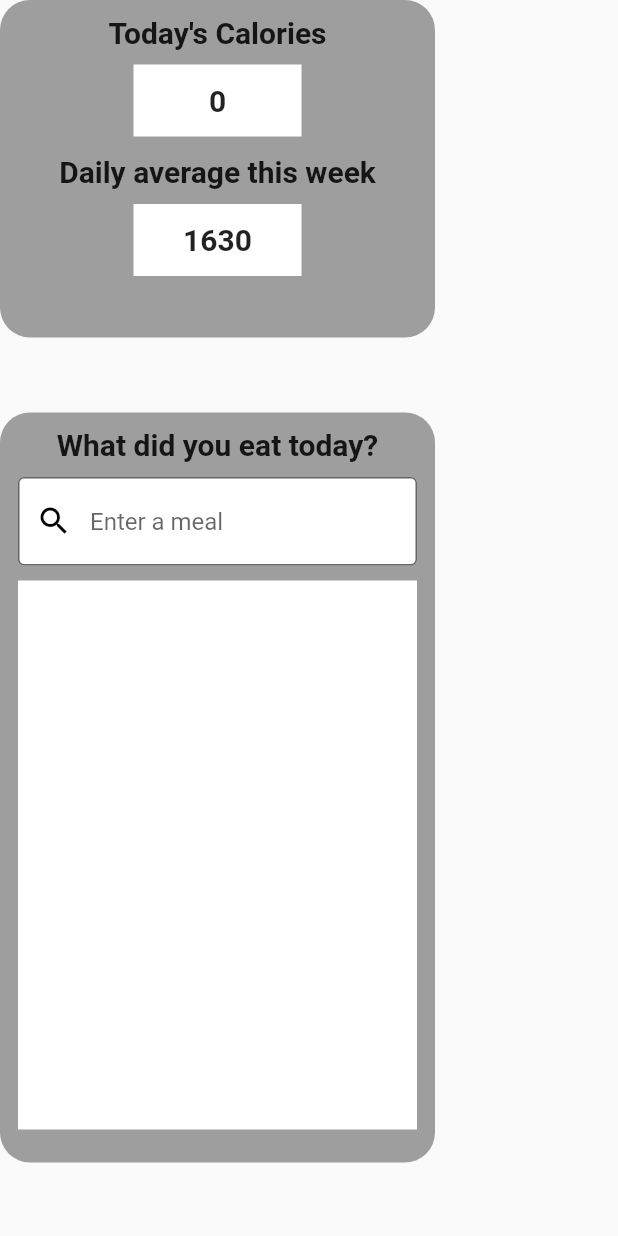
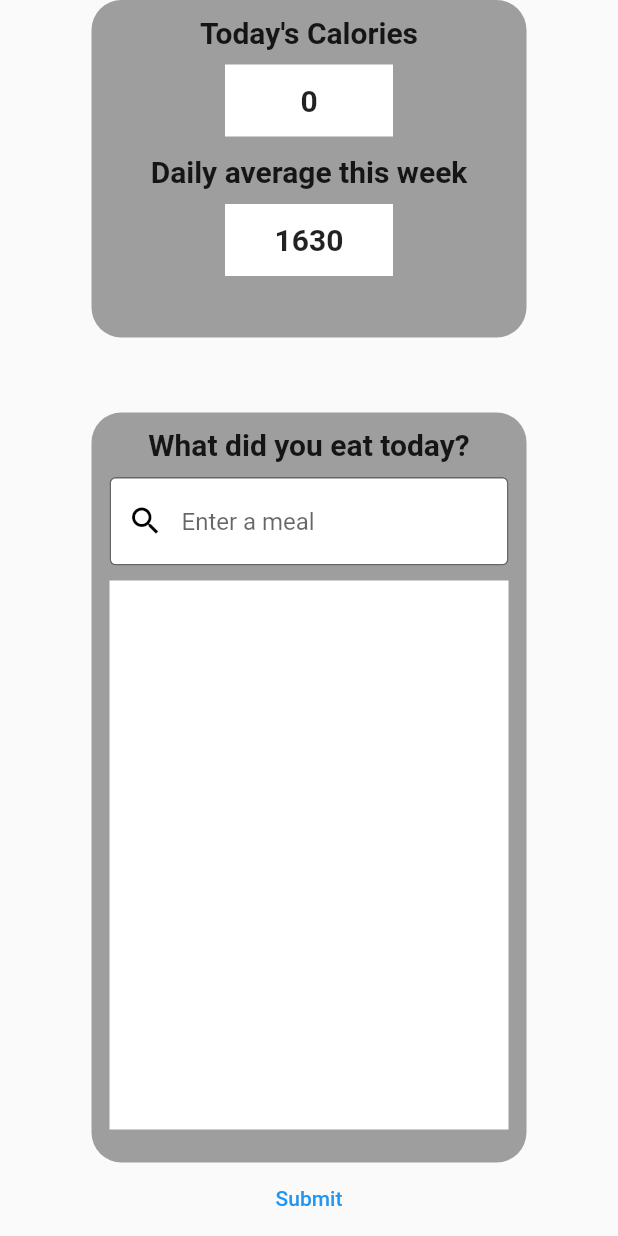
Before and after one commit to JayAree999/JSL, a Flutter app: the CalorieTracker screen opened by its route, on a phone screen of 412 x 824 dp. Run offline on Flutter 3.47's test engine with Material 2 defaults, Android fonts, the phone set to English and light mode, and no system bars; our stand-ins replace cloud_firestore, firebase_auth, firebase_core, flutter_dotenv, google_maps_flutter, location and 1 more; accounts and stored records are empty.

Commit message:
Added functionality to get, update and add daily calories to firestore

```diff
--- a/lib/CalorieTracker.dart
+++ b/lib/CalorieTracker.dart
@@ -1,16 +1,50 @@
+import 'package:cloud_firestore/cloud_firestore.dart';
+import 'package:firebase_auth/firebase_auth.dart';
 import 'package:flutter/material.dart';
 import 'ApiServices/FoodDatabaseUtil.dart';
+import 'package:eat_local/firebase_auth.dart';
+
+
 
 class CalorieTracker extends StatefulWidget {
+  const CalorieTracker({super.key});
+
   @override
   _CalorieTrackerState createState() => _CalorieTrackerState();
 }
 
 class _CalorieTrackerState extends State<CalorieTracker> {
+  String currentUserId = '';
+  User? _currentUser;
+  final FirebaseFirestore _firestore = FirebaseFirestore.instance;
 
   List<String> foods = [];
   List<int> calories = [];
   int totalCalories = 0;
+
+  @override
+  void initState() {
+    super.initState();
+    getCurrentUser().then((user) {
+      setState(() {
+        _currentUser = user;
+      });
+    });
+  }
+
+  void _updateTotal() {
+    _firestore.collection('calorie tracker').doc(_currentUser?.email).set({'daily total': [totalCalories]});
+  }
+
+  void _addDaily() {
+    _firestore.collection('calorie tracker').doc(_currentUser?.email).update({'daily total': FieldValue.arrayUnion([totalCalories])});
+  }
+
+  Future<Stream<DocumentSnapshot<Map<String, dynamic>>>> _getData() async {
+    final data = await _firestore.collection('calorie tracker').doc(_currentUser!.email).snapshots();
+    return data;
+  }
+
 
   void _addFoods(String food, double cals) {
     setState(() {
@@ -18,7 +52,7 @@ class _CalorieTrackerState extends State<CalorieTracker> {
         ScaffoldMessenger.of(context).showSnackBar(
             const SnackBar(
               content: Text('Invalid food item.'),
-              duration: Duration(seconds: 3), // Change the duration as needed
+              duration: Duration(seconds: 3),
             )
         );
       } else {
@@ -51,7 +85,8 @@ class _CalorieTrackerState extends State<CalorieTracker> {
       resizeToAvoidBottomInset: false,
       body: Column(
         children: [
-          Container(
+          Center(
+            child: Container(
               padding: const EdgeInsets.fromLTRB(0, 10, 0, 0),
               height: 225,
               width: 290,
@@ -72,14 +107,14 @@ class _CalorieTrackerState extends State<CalorieTracker> {
                   ),
                   Center(
                     child: Container(
-                    margin: EdgeInsets.fromLTRB(0, 10, 0, 12),
+                      margin: const EdgeInsets.fromLTRB(0, 10, 0, 12),
                       height: 48,
                       width: 112,
                       color: Colors.white,
                       child: Center(
                         child: Text(
                           totalCalories.toString(),
-                        style: TextStyle(
+                          style: const TextStyle(
                               fontSize: 20,
                               fontWeight: FontWeight.bold
                           ),
@@ -98,11 +133,11 @@ class _CalorieTrackerState extends State<CalorieTracker> {
                   ),
                   Center(
                     child: Container(
-                    margin: EdgeInsets.fromLTRB(0, 10, 0, 12),
+                      margin: const EdgeInsets.fromLTRB(0, 10, 0, 12),
                       height: 48,
                       width: 112,
                       color: Colors.white,
-                    child: Center(
+                      child: const Center(
                         child: Text(
                           "1630",
                           style: TextStyle(
@@ -116,10 +151,12 @@ class _CalorieTrackerState extends State<CalorieTracker> {
                 ],
               ),
             ),
+          ),
+
 
           Container(
             padding: const EdgeInsets.fromLTRB(12, 10, 12, 0),
-            margin: EdgeInsets.fromLTRB(0, 50, 0, 0),
+            margin: const EdgeInsets.fromLTRB(0, 50, 0, 0),
             height: 500,
             width: 290,
             decoration: const BoxDecoration(
@@ -138,7 +175,7 @@ class _CalorieTrackerState extends State<CalorieTracker> {
                   )
                 ),
                 Container(
-                  margin: EdgeInsets.fromLTRB(0, 10, 0, 10),
+                  margin: const EdgeInsets.fromLTRB(0, 10, 0, 10),
                   child: TextField(
                     onSubmitted: (value) async {
                       _addFoods(value, await fetchData(value));
@@ -168,7 +205,7 @@ class _CalorieTrackerState extends State<CalorieTracker> {
                             title: Text(foods[index]),
                             subtitle: Text("~${calories[index]} Kcal."),
                             trailing: IconButton(
-                              icon: Icon(Icons.delete),
+                              icon: const Icon(Icons.delete),
                               onPressed: () {
                                 _removeFoods(index);
                               },
@@ -181,6 +218,14 @@ class _CalorieTrackerState extends State<CalorieTracker> {
               ],
             ),
           ),
+          TextButton(
+            onPressed: () {
+              // _updateTotal();
+              _addDaily();
+              print(_getData());
+            },
+            child: Text("Submit"),
+          ),
         ],
       ),
     );
--- a/lib/LoginScreen.dart
+++ b/lib/LoginScreen.dart
@@ -1,3 +1,4 @@
+import 'package:cloud_firestore/cloud_firestore.dart';
 import 'package:eat_local/SavedPage.dart';
 import 'package:flutter/material.dart';
 import 'package:firebase_auth/firebase_auth.dart';
--- a/lib/firebase_auth.dart
+++ b/lib/firebase_auth.dart
@@ -1,6 +1,8 @@
+import 'package:cloud_firestore/cloud_firestore.dart';
 import 'package:firebase_auth/firebase_auth.dart';
 
 final FirebaseAuth _auth = FirebaseAuth.instance;
+final FirebaseFirestore _firestore = FirebaseFirestore.instance;
 
 Future<User?> getCurrentUser() async {
   return _auth.currentUser;
```
Lines whose indentation alone changed are shown as unchanged.
